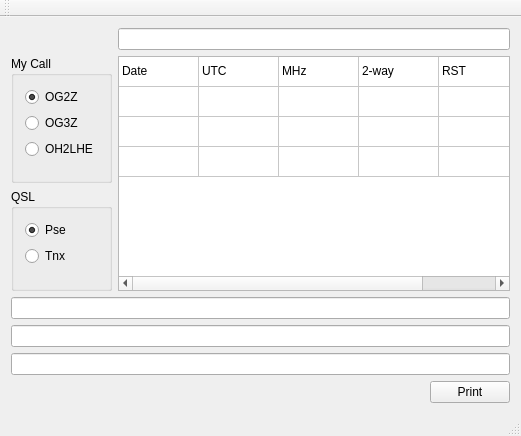
Above: mainwindow.ui from eloranta/print-qsl before the change. Below: the same form after it.
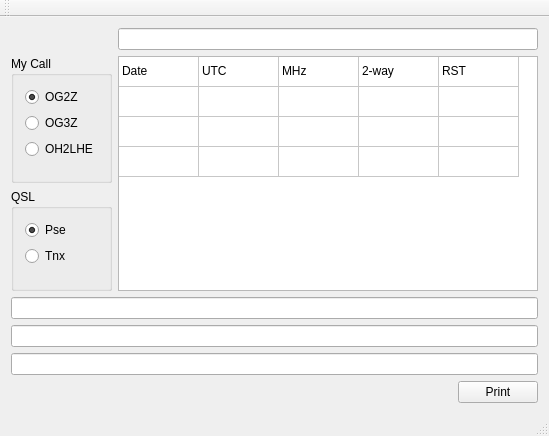
That is the form after the change.

Commit message: made ui wider

What changed in the file:
```diff
--- a/mainwindow.ui
+++ b/mainwindow.ui
@@ -6,7 +6,7 @@
    <rect>
     <x>0</x>
     <y>0</y>
-    <width>521</width>
+    <width>549</width>
     <height>436</height>
    </rect>
   </property>
```
Left out of the diff: 104 changed lines with no effect on the pictures. The commit also changes 1 other file.
